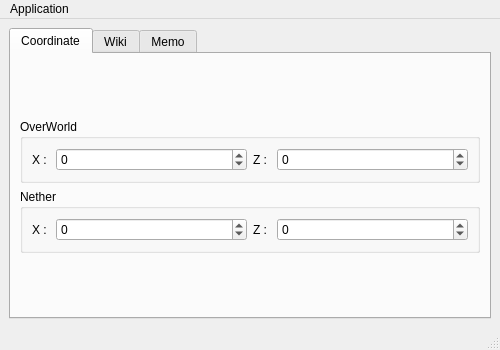
Old version of the form mainwindow.ui in the repository TranslucentFoxHuman/MinecraftTools.
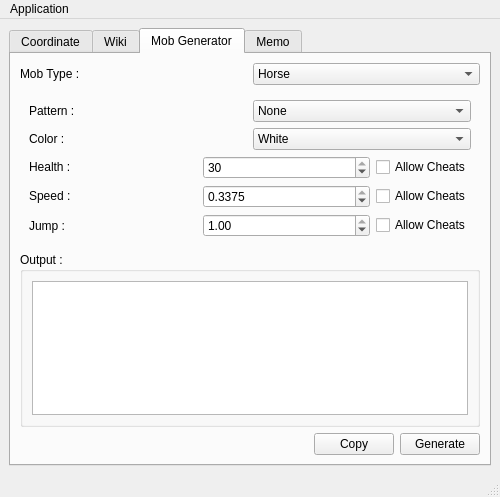
New version of the form. The open tabs and pages were chosen to show the change. Icons and pictures are not drawn.

The edit to the form file:
```diff
--- a/mainwindow.ui
+++ b/mainwindow.ui
@@ -7,7 +7,7 @@
     <x>0</x>
     <y>0</y>
     <width>500</width>
-    <height>350</height>
+    <height>497</height>
    </rect>
   </property>
   <property name="windowTitle">
@@ -18,8 +18,8 @@
     <normaloff>:/icons/minecrafttools.svg</normaloff>:/icons/minecrafttools.svg</iconset>
   </property>
   <widget class="QWidget" name="centralwidget">
-   <layout class="QGridLayout" name="gridLayout">
-    <item row="0" column="0">
+   <layout class="QGridLayout" name="gridLayout_6">
+    <item row="0" column="1">
      <widget class="QTabWidget" name="mainTab">
       <property name="currentIndex">
        <number>0</number>
@@ -227,6 +227,329 @@
            </item>
           </layout>
          </widget>
+        </item>
+        <item>
+         <spacer name="verticalSpacer_4">
+          <property name="orientation">
+           <enum>Qt::Vertical</enum>
+          </property>
+          <property name="sizeHint" stdset="0">
+           <size>
+            <width>20</width>
+            <height>40</height>
+           </size>
+          </property>
+         </spacer>
+        </item>
+       </layout>
+      </widget>
+      <widget class="QWidget" name="mobTab">
+       <attribute name="title">
+        <string>Mob Generator</string>
+       </attribute>
+       <layout class="QVBoxLayout" name="verticalLayout_3">
+        <item>
+         <layout class="QHBoxLayout" name="horizontalLayout_3">
+          <item>
+           <widget class="QLabel" name="label_5">
+            <property name="sizePolicy">
+             <sizepolicy hsizetype="Preferred" vsizetype="Maximum">
+              <horstretch>0</horstretch>
+              <verstretch>0</verstretch>
+             </sizepolicy>
+            </property>
+            <property name="text">
+             <string>Mob Type :</string>
+            </property>
+           </widget>
+          </item>
+          <item>
+           <widget class="QComboBox" name="MobType">
+            <item>
+             <property name="text">
+              <string>Horse</string>
+             </property>
+            </item>
+           </widget>
+          </item>
+         </layout>
+        </item>
+        <item>
+         <widget class="QWidget" name="HorseGenWidget" native="true">
+          <property name="enabled">
+           <bool>true</bool>
+          </property>
+          <property name="sizePolicy">
+           <sizepolicy hsizetype="Preferred" vsizetype="Preferred">
+            <horstretch>0</horstretch>
+            <verstretch>0</verstretch>
+           </sizepolicy>
+          </property>
+          <layout class="QVBoxLayout" name="verticalLayout_4">
+           <item>
+            <layout class="QHBoxLayout" name="horizontalLayout_7">
+             <item>
+              <widget class="QLabel" name="label_9">
+               <property name="text">
+                <string>Pattern :</string>
+               </property>
+              </widget>
+             </item>
+             <item>
+              <widget class="QComboBox" name="PatternCombo">
+               <item>
+                <property name="text">
+                 <string>None</string>
+                </property>
+               </item>
+               <item>
+                <property name="text">
+                 <string comment="Pattern">White</string>
+                </property>
+               </item>
+               <item>
+                <property name="text">
+                 <string>White Field</string>
+                </property>
+               </item>
+               <item>
+                <property name="text">
+                 <string>White Dots</string>
+                </property>
+               </item>
+               <item>
+                <property name="text">
+                 <string>Black Dots</string>
+                </property>
+               </item>
+              </widget>
+             </item>
+            </layout>
+           </item>
+           <item>
+            <layout class="QHBoxLayout" name="horizontalLayout_8">
+             <item>
+              <widget class="QLabel" name="label_10">
+               <property name="text">
+                <string>Color :</string>
+               </property>
+              </widget>
+             </item>
+             <item>
+              <widget class="QComboBox" name="ColorCombo">
+               <item>
+                <property name="text">
+                 <string comment="Color">White</string>
+                </property>
+               </item>
+               <item>
+                <property name="text">
+                 <string>Creamy</string>
+                </property>
+               </item>
+               <item>
+                <property name="text">
+                 <string>Chestnut</string>
+                </property>
+               </item>
+               <item>
+                <property name="text">
+                 <string>Brown</string>
+                </property>
+               </item>
+               <item>
+                <property name="text">
+                 <string>Black</string>
+                </property>
+               </item>
+               <item>
+                <property name="text">
+                 <string>Gray</string>
+                </property>
+               </item>
+               <item>
+                <property name="text">
+                 <string>Dark Brown</string>
+                </property>
+               </item>
+              </widget>
+             </item>
+            </layout>
+           </item>
+           <item>
+            <layout class="QHBoxLayout" name="horizontalLayout_4">
+             <item>
+              <widget class="QLabel" name="label_6">
+               <property name="sizePolicy">
+                <sizepolicy hsizetype="Preferred" vsizetype="Maximum">
+                 <horstretch>0</horstretch>
+                 <verstretch>0</verstretch>
+                </sizepolicy>
+               </property>
+               <property name="text">
+                <string>Health :</string>
+               </property>
+              </widget>
+             </item>
+             <item>
+              <widget class="QSpinBox" name="StrengthNum">
+               <property name="maximum">
+                <number>30</number>
+               </property>
+               <property name="value">
+                <number>30</number>
+               </property>
+              </widget>
+             </item>
+             <item>
+              <widget class="QCheckBox" name="StrengthAllowCheat">
+               <property name="sizePolicy">
+                <sizepolicy hsizetype="Maximum" vsizetype="Fixed">
+                 <horstretch>0</horstretch>
+                 <verstretch>0</verstretch>
+                </sizepolicy>
+               </property>
+               <property name="text">
+                <string>Allow Cheats</string>
+               </property>
+              </widget>
+             </item>
+            </layout>
+           </item>
+           <item>
+            <layout class="QHBoxLayout" name="horizontalLayout_5">
+             <item>
+              <widget class="QLabel" name="label_7">
+               <property name="sizePolicy">
+                <sizepolicy hsizetype="Preferred" vsizetype="Maximum">
+                 <horstretch>0</horstretch>
+                 <verstretch>0</verstretch>
+                </sizepolicy>
+               </property>
+               <property name="text">
+                <string>Speed :</string>
+               </property>
+              </widget>
+             </item>
+             <item>
+              <widget class="QDoubleSpinBox" name="SpeedDouble">
+               <property name="decimals">
+                <number>4</number>
+               </property>
+               <property name="maximum">
+                <double>0.337500000000000</double>
+               </property>
+               <property name="singleStep">
+                <double>0.100000000000000</double>
+               </property>
+               <property name="value">
+                <double>0.337500000000000</double>
+               </property>
+              </widget>
+             </item>
+             <item>
+              <widget class="QCheckBox" name="SpeedAllowCheat">
+               <property name="sizePolicy">
+                <sizepolicy hsizetype="Maximum" vsizetype="Fixed">
+                 <horstretch>0</horstretch>
+                 <verstretch>0</verstretch>
+                </sizepolicy>
+               </property>
+               <property name="text">
+                <string>Allow Cheats</string>
+               </property>
+              </widget>
+             </item>
+            </layout>
+           </item>
+           <item>
+            <layout class="QHBoxLayout" name="horizontalLayout_6">
+             <item>
+              <widget class="QLabel" name="label_8">
+               <property name="text">
+                <string>Jump :</string>
+               </property>
+              </widget>
+             </item>
+             <item>
+              <widget class="QDoubleSpinBox" name="JumpDouble">
+               <property name="maximum">
+                <double>1.000000000000000</double>
+               </property>
+               <property name="singleStep">
+                <double>0.100000000000000</double>
+               </property>
+               <property name="value">
+                <double>1.000000000000000</double>
+               </property>
+              </widget>
+             </item>
+             <item>
+              <widget class="QCheckBox" name="JumpAllowCheat">
+               <property name="sizePolicy">
+                <sizepolicy hsizetype="Maximum" vsizetype="Fixed">
+                 <horstretch>0</horstretch>
+                 <verstretch>0</verstretch>
+                </sizepolicy>
+               </property>
+               <property name="text">
+                <string>Allow Cheats</string>
+               </property>
+              </widget>
+             </item>
+            </layout>
+           </item>
+          </layout>
+         </widget>
+        </item>
+        <item>
+         <widget class="QGroupBox" name="groupBox_5">
+          <property name="title">
+           <string>Output :</string>
+          </property>
+          <layout class="QGridLayout" name="gridLayout">
+           <item row="0" column="0">
+            <widget class="QPlainTextEdit" name="MobGenOut"/>
+           </item>
+          </layout>
+         </widget>
+        </item>
+        <item>
+         <layout class="QHBoxLayout" name="horizontalLayout_9">
+          <item>
+           <spacer name="horizontalSpacer">
+            <property name="orientation">
+             <enum>Qt::Horizontal</enum>
+            </property>
+            <property name="sizeHint" stdset="0">
+             <size>
+              <width>40</width>
+              <height>20</height>
+             </size>
+            </property>
+           </spacer>
+          </item>
+          <item>
+           <widget class="QPushButton" name="MobGenCopy">
+            <property name="text">
+             <string>Copy</string>
+            </property>
+            <property name="icon">
+             <iconset theme="edit-copy"/>
+            </property>
+           </widget>
+          </item>
+          <item>
+           <widget class="QPushButton" name="MobGenerateButton">
+            <property name="text">
+             <string>Generate</string>
+            </property>
+            <property name="icon">
+             <iconset theme="document-new"/>
+            </property>
+           </widget>
+          </item>
+         </layout>
         </item>
        </layout>
       </widget>
```
Left out of the diff: 22 changed lines with no effect on the pictures.
